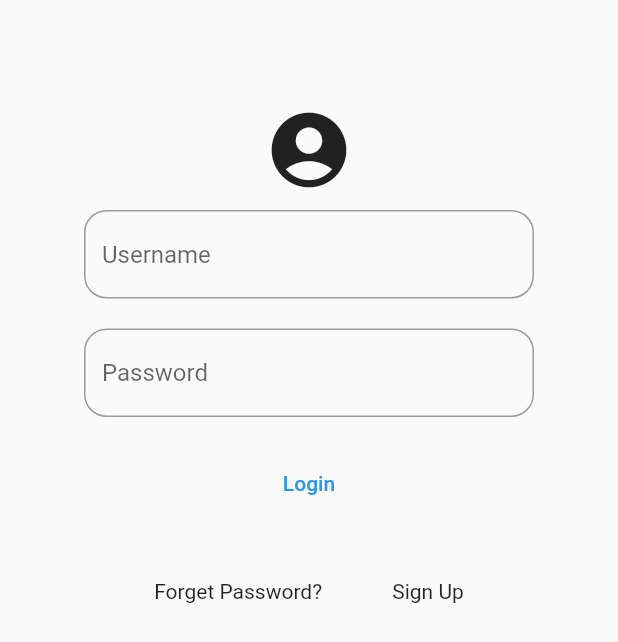
After one commit to kshitiz3133/onlinemeetingapp, a Flutter app: the Login screen opened directly, on a phone screen of 412 x 824 dp. The commit adds this screen. Shown: the top 642 px of the screen. Run offline on Flutter 3.47's test engine with Material 2 defaults, Android fonts, the light colour scheme and no system bars.

Commit message:
Login Page Added

```diff
--- /dev/null
+++ b/lib/Login/loginpage.dart
@@ -0,0 +1,49 @@
+import 'package:flutter/material.dart';
+class Login extends StatelessWidget {
+  const Login({Key? key}) : super(key: key);
+
+  @override
+  Widget build(BuildContext context) {
+    return Scaffold(
+      body: Row(
+        mainAxisAlignment: MainAxisAlignment.center,
+        children: [
+          Container(
+            height: 600,
+            width: 300,
+            child: Center(
+              child: Column(
+                children: [
+                  SizedBox(height: 70),
+                  Icon(Icons.account_circle,size: 60,),
+                  SizedBox(height: 10),
+                  TextField(
+                    decoration: InputDecoration(
+                        border: OutlineInputBorder(
+                            borderRadius: BorderRadius.circular(15)
+                        ),
+                        hintText: 'Username'
+                    ),
+                  ),
+                  SizedBox(height: 20),
+                  TextField(
+                    decoration: InputDecoration(
+                        border: OutlineInputBorder(
+                            borderRadius: BorderRadius.circular(15)
+                        ),
+                        hintText: 'Password'
+                    ),
+                  ),
+                  SizedBox(height: 20),
+                  TextButton(onPressed: (){}, child: Text("Login")),
+                  SizedBox(height: 40),
+                  Row(mainAxisAlignment: MainAxisAlignment.spaceEvenly,children: [Text("Forget Password?"),Text("Sign Up")],)
+                ],
+              ),
+            ),
+          ),
+        ],
+      ),
+    );
+  }
+}
--- a/lib/app.dart
+++ b/lib/app.dart
@@ -9,7 +9,9 @@ class App extends StatelessWidget {
     return Scaffold(
       body: Stack(
         children: [
+          // call homepage at the start
           Homepage(),
+          // floatingbar at the top of stack(at the top of all pages)
           Fbarcall()
         ],
       ),
--- a/lib/main.dart
+++ b/lib/main.dart
@@ -9,6 +9,7 @@ class OnlineMeetingApp extends StatelessWidget {
   @override
   Widget build(BuildContext context) {
     return const MaterialApp(
+      // calls widget tree App
       home: App(),
     );
   }
```
Also changed, not shown: 1 other file.
